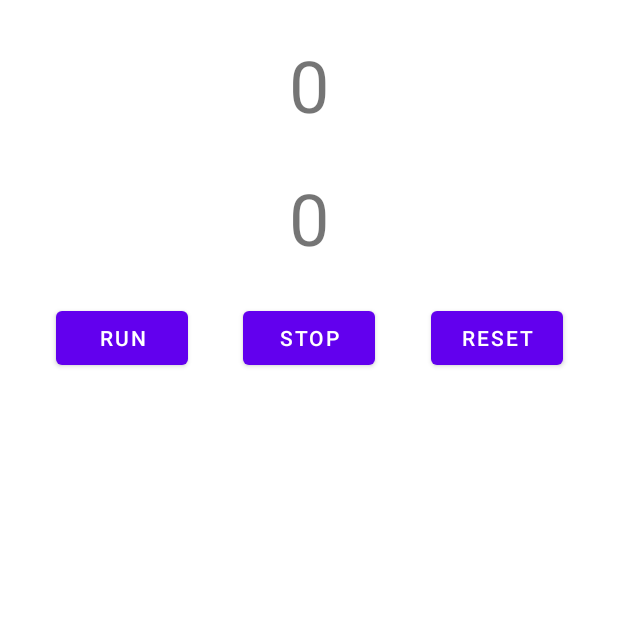
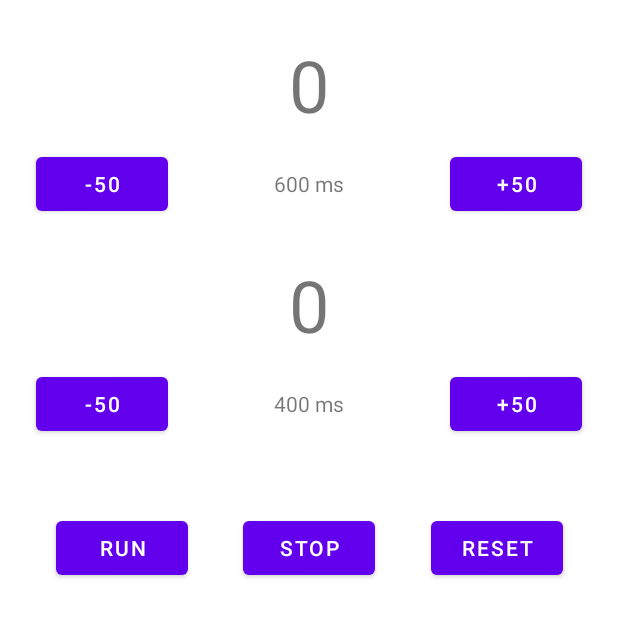
Before and after one commit to BakasaRus/mobile-development-project, an Android app: the layout activity_thread.xml on its own in the app's theme, with its tools: preview values and no code run, on a phone screen of 412 x 824 dp. Shown: the top 617 px of the screen. Run offline under Robolectric (Android 15) with nearby library versions, the phone set to English and light mode, and no system bars.

Commit message:
Add speed regulators

```diff
--- a/app/src/main/res/layout/activity_thread.xml
+++ b/app/src/main/res/layout/activity_thread.xml
@@ -7,7 +7,7 @@
     tools:context=".ThreadActivity">
 
     <TextView
-        android:id="@+id/slowIncLabel"
+        android:id="@+id/slowCounterLabel"
         android:layout_width="wrap_content"
         android:layout_height="wrap_content"
         android:layout_marginTop="@dimen/default_margin"
@@ -18,26 +18,26 @@
         tools:text="0" />
 
     <TextView
-        android:id="@+id/fastIncLabel"
+        android:id="@+id/fastCounterLabel"
         android:layout_width="wrap_content"
         android:layout_height="wrap_content"
         android:layout_marginTop="@dimen/default_margin"
         android:textSize="48sp"
         app:layout_constraintEnd_toEndOf="parent"
         app:layout_constraintStart_toStartOf="parent"
-        app:layout_constraintTop_toBottomOf="@+id/slowIncLabel"
+        app:layout_constraintTop_toBottomOf="@+id/slowDelayDecButton"
         tools:text="0" />
 
     <Button
         android:id="@+id/runCounterButton"
         android:layout_width="wrap_content"
         android:layout_height="wrap_content"
-        android:layout_marginTop="@dimen/default_margin"
+        android:layout_marginTop="@dimen/double_margin"
         android:text="@string/run_threads"
         app:layout_constraintEnd_toStartOf="@+id/stopCounterButton"
         app:layout_constraintHorizontal_bias="0.5"
         app:layout_constraintStart_toStartOf="parent"
-        app:layout_constraintTop_toBottomOf="@+id/fastIncLabel" />
+        app:layout_constraintTop_toBottomOf="@+id/fastDelayDecButton" />
 
     <Button
         android:id="@+id/stopCounterButton"
@@ -59,4 +59,64 @@
         app:layout_constraintStart_toEndOf="@+id/stopCounterButton"
         app:layout_constraintTop_toTopOf="@+id/stopCounterButton" />
 
+    <TextView
+        android:id="@+id/slowDelayLabel"
+        android:layout_width="wrap_content"
+        android:layout_height="wrap_content"
+        android:layout_marginTop="@dimen/default_margin"
+        tools:text="600 ms"
+        app:layout_constraintEnd_toStartOf="@+id/slowDelayIncButton"
+        app:layout_constraintStart_toEndOf="@+id/slowDelayDecButton"
+        app:layout_constraintTop_toBottomOf="@+id/slowCounterLabel" />
+
+    <Button
+        android:id="@+id/slowDelayDecButton"
+        android:layout_width="wrap_content"
+        android:layout_height="wrap_content"
+        android:layout_marginStart="@dimen/default_margin"
+        android:text="@string/minus50"
+        app:layout_constraintBottom_toBottomOf="@+id/slowDelayLabel"
+        app:layout_constraintStart_toStartOf="parent"
+        app:layout_constraintTop_toTopOf="@+id/slowDelayLabel" />
+
+    <Button
+        android:id="@+id/slowDelayIncButton"
+        android:layout_width="wrap_content"
+        android:layout_height="wrap_content"
+        android:layout_marginEnd="@dimen/default_margin"
+        android:text="@string/plus50"
+        app:layout_constraintBottom_toBottomOf="@+id/slowDelayLabel"
+        app:layout_constraintEnd_toEndOf="parent"
+        app:layout_constraintTop_toTopOf="@+id/slowDelayLabel" />
+
+    <Button
+        android:id="@+id/fastDelayDecButton"
+        android:layout_width="wrap_content"
+        android:layout_height="wrap_content"
+        android:layout_marginStart="@dimen/default_margin"
+        android:text="@string/minus50"
+        app:layout_constraintBottom_toBottomOf="@+id/fastDelayLabel"
+        app:layout_constraintStart_toStartOf="parent"
+        app:layout_constraintTop_toTopOf="@+id/fastDelayLabel" />
+
+    <TextView
+        android:id="@+id/fastDelayLabel"
+        android:layout_width="wrap_content"
+        android:layout_height="wrap_content"
+        android:layout_marginTop="@dimen/default_margin"
+        app:layout_constraintEnd_toStartOf="@+id/fastDelayIncButton"
+        app:layout_constraintStart_toEndOf="@+id/fastDelayDecButton"
+        app:layout_constraintTop_toBottomOf="@+id/fastCounterLabel"
+        tools:text="400 ms" />
+
+    <Button
+        android:id="@+id/fastDelayIncButton"
+        android:layout_width="wrap_content"
+        android:layout_height="wrap_content"
+        android:layout_marginEnd="@dimen/default_margin"
+        android:text="@string/plus50"
+        app:layout_constraintBottom_toBottomOf="@+id/fastDelayLabel"
+        app:layout_constraintEnd_toEndOf="parent"
+        app:layout_constraintTop_toTopOf="@+id/fastDelayLabel" />
+
 </androidx.constraintlayout.widget.ConstraintLayout>
--- a/app/src/main/res/values/dimens.xml
+++ b/app/src/main/res/values/dimens.xml
@@ -2,5 +2,6 @@
 <resources>
     <dimen name="negative_margin">-48dp</dimen>
     <dimen name="default_margin">24dp</dimen>
-    <dimen name="half_margin">24dp</dimen>
+    <dimen name="double_margin">48dp</dimen>
+    <dimen name="half_margin">12dp</dimen>
 </resources>
--- a/app/src/main/res/values/strings.xml
+++ b/app/src/main/res/values/strings.xml
@@ -24,6 +24,8 @@
     <string name="run_threads">Run</string>
     <string name="stop_threads">Stop</string>
     <string name="reset_threads">Reset</string>
+    <string name="minus50" translatable="false">-50</string>
+    <string name="plus50" translatable="false">+50</string>
     <string-array name="names">
         <item>Hello</item>
         <item>World</item>
```
Also changed, not shown: app/src/main/java/ru/itmo/fitp/mobile/ThreadActivity.kt (+43 -7 lines).
